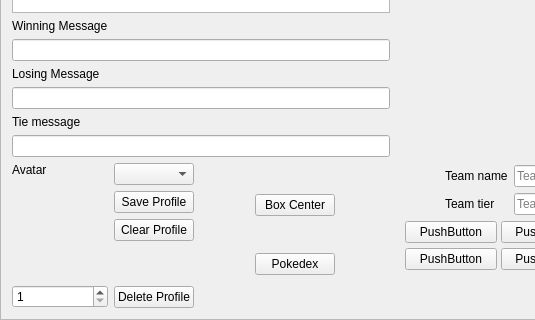
The window that src/Teambuilder/Teambuilder/trainermenu.ui (po-devs/pokemon-online) describes before a commit, drawn with Qt 5; both pictures show x 0 to 535 and y 204 to 524 of the 737 by 524 pixel window.
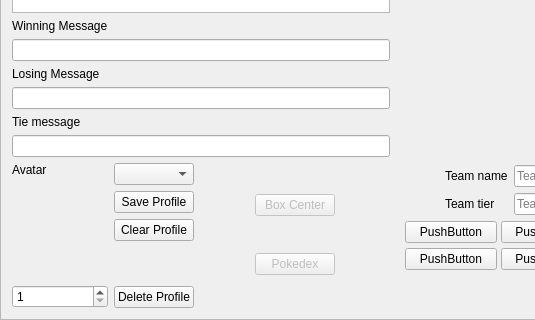
The same window after the commit. Custom widgets are drawn as their Qt base class.

Commit message: Made boxes/pokedex disabled to avoid confusion

The edit to the form file:
```diff
--- a/src/Teambuilder/Teambuilder/trainermenu.ui
+++ b/src/Teambuilder/Teambuilder/trainermenu.ui
@@ -245,6 +245,9 @@
         <layout class="QVBoxLayout" name="verticalLayout_5">
          <item>
           <widget class="QPushButton" name="boxCenter">
+           <property name="enabled">
+            <bool>false</bool>
+           </property>
            <property name="text">
             <string>Box Center</string>
            </property>
@@ -252,6 +255,9 @@
          </item>
          <item>
           <widget class="QPushButton" name="pokedex">
+           <property name="enabled">
+            <bool>false</bool>
+           </property>
            <property name="text">
             <string>Pokedex</string>
            </property>
```
